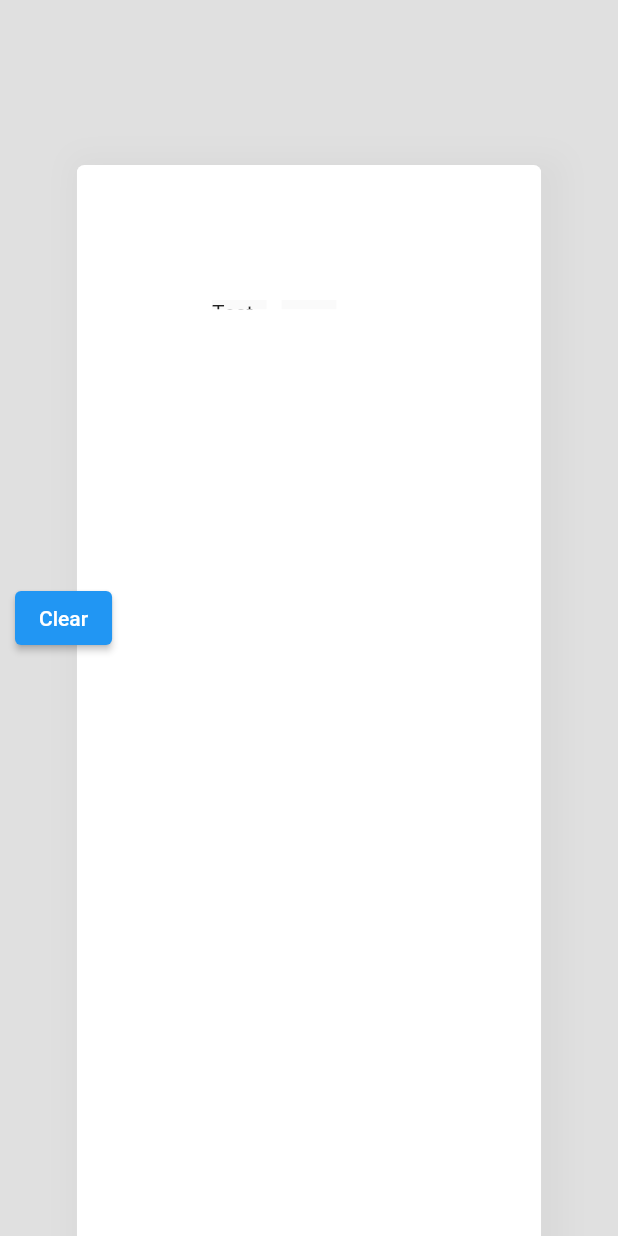
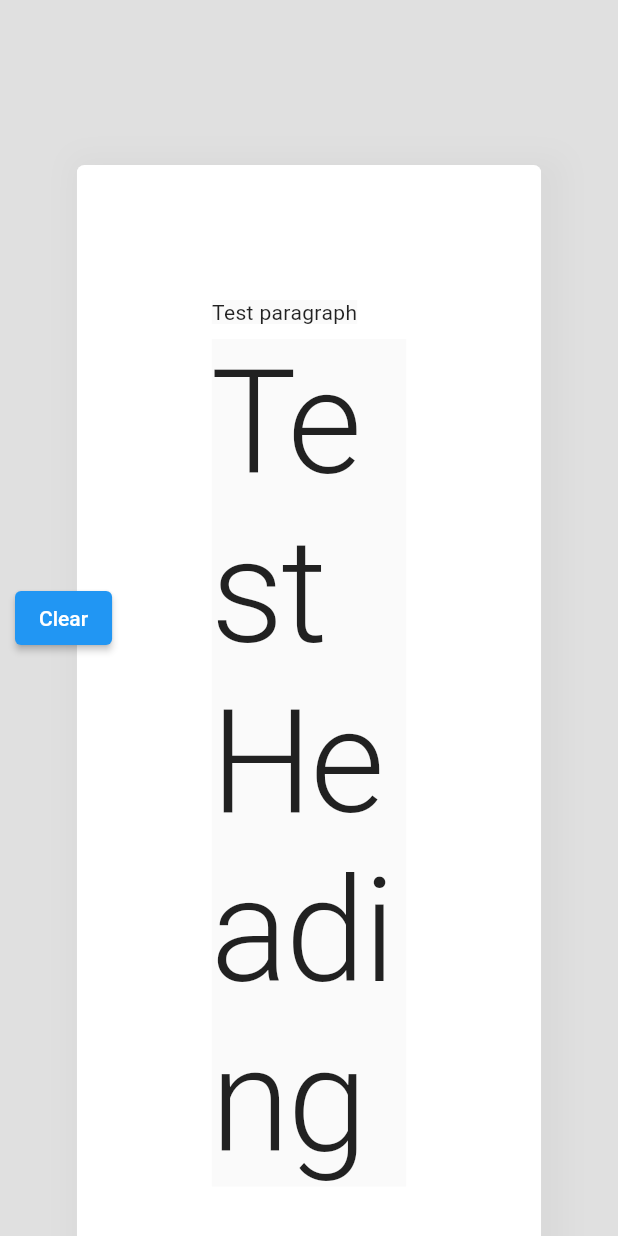
Before and after one commit to jellyie/digitalink_notetaking_app, a Flutter app: the screen it shows after launch, on a phone screen of 412 x 824 dp. Run offline on Flutter 3.47's test engine with Material 2 defaults, Android fonts, the phone set to English and light mode, and no system bars; drawn by our look-alikes of reorderable_grid_view, reorderables; our stand-ins replace flutter_riverpod, freezed_annotation; missing offline and left inert: google_ml_kit.

Commit message:
Working on table

```diff
--- a/lib/features/canvas/models/canvas_notifier.dart
+++ b/lib/features/canvas/models/canvas_notifier.dart
@@ -167,6 +167,7 @@ class CanvasNotifier extends StateNotifier<CanvasState> {
     }
 
     try {
+      if (points.isNotEmpty) {
         final candidates =
             await _digitalInkRecogniser.readText(points, _language);
         _recogniseText = (candidates.first).text;
@@ -175,6 +176,7 @@ class CanvasNotifier extends StateNotifier<CanvasState> {
         // store the first 5 candidates
         for (int i = 0; i < 5; i++) {
           _candidatesList.add(candidates[i].text);
+        }
       }
     } catch (e) {
       debugPrint(e.toString());
--- a/lib/features/canvas/models/widgets/models/widget/widget.dart
+++ b/lib/features/canvas/models/widgets/models/widget/widget.dart
@@ -1,3 +1,4 @@
+import '../../widget_library/table_widget.dart';
 import 'package:flutter/material.dart';
 import 'package:freezed_annotation/freezed_annotation.dart';
 import 'package:flutter/foundation.dart';
@@ -129,7 +130,7 @@ class Widget with _$Widget {
       bulletedList: (b) => const Text('Placeholder for bulleted list'),
 
       /// Return a Table Widget
-      table: (t) => const Text('Placeholder for table'),
+      table: (t) => const TableWidget(),
 
       /// Return an Image Widget
       image: (i) => const Text('Placeholder for image'),
--- a/lib/features/canvas/models/widgets/widget_notifier.dart
+++ b/lib/features/canvas/models/widgets/widget_notifier.dart
@@ -1,5 +1,4 @@
 import 'package:flutter/material.dart';
-
 import 'models/widget/widget.dart' as our;
 import 'package:flutter_riverpod/flutter_riverpod.dart';
 import 'models/widget_list/widget_list.dart';
--- a/lib/features/canvas/ui/canvas_ui.dart
+++ b/lib/features/canvas/ui/canvas_ui.dart
@@ -42,7 +42,7 @@ class CanvasUI extends ConsumerWidget {
                           child: GestureDetector(
                             behavior: HitTestBehavior.translucent,
                             child: IgnorePointer(
-                              ignoring: notifier.ignore,
+                              ignoring: true,
                               child: RepaintBoundary(
                                 key: notifier.globalkey,
                                 child: Container(
@@ -75,7 +75,7 @@ class CanvasUI extends ConsumerWidget {
                           width: MediaQuery.of(context).size.width * 0.8,
                           height: MediaQuery.of(context).size.height * 1.5,
                           child: IgnorePointer(
-                            ignoring: !notifier.ignore,
+                            ignoring: false,
                             child: WidgetListBuilder(),
                           ),
                         ),
--- a/lib/features/canvas/ui/components/widget_list_builder.dart
+++ b/lib/features/canvas/ui/components/widget_list_builder.dart
@@ -2,7 +2,7 @@ import '../../models/widgets/models/widget/widget.dart' as our;
 import '../../../../providers.dart';
 import 'package:flutter/material.dart';
 import 'package:flutter_riverpod/flutter_riverpod.dart';
-import 'package:reorderable_grid_view/reorderable_grid_view.dart';
+import 'package:reorderables/reorderables.dart';
 
 class WidgetListBuilder extends ConsumerWidget {
   const WidgetListBuilder({Key? key}) : super(key: key);
@@ -13,6 +13,11 @@ class WidgetListBuilder extends ConsumerWidget {
     final notifier = ref.watch(widgetNotifierProvider.notifier);
     List<our.Widget> list =
         List.from(ref.watch(widgetNotifierProvider).widgets);
+
+    void _onReorder(int oldIndex, int newIndex) {
+      notifier.reorderWidgets(oldIndex, newIndex);
+      canvasNotifier.toggleIgnore();
+    }
 
     Widget buildItem(our.Widget widget) {
       return Material(
@@ -33,7 +38,8 @@ class WidgetListBuilder extends ConsumerWidget {
           // Hover not working here, need to add this function within WidgetNotifier
           onHover: (hovering) {},
           // Show candidates when it's the selected widget
-          onLongPress: () {
+          onDoubleTap: () {
+            debugPrint('double tap');
             List<String> candidatesList = canvasNotifier.candidatesList;
 
             // Check if the widget is selected and candidates exist
@@ -56,19 +62,28 @@ class WidgetListBuilder extends ConsumerWidget {
       );
     }
 
-    return Center(
-      child: ReorderableGridView.count(
-        padding: const EdgeInsets.all(100.0),
-        crossAxisCount: 3,
-        crossAxisSpacing: 10.0,
-        mainAxisSpacing: 10.0,
-        childAspectRatio: 6,
-        onReorder: (oldIndex, newIndex) {
-          notifier.reorderWidgets(oldIndex, newIndex);
-          canvasNotifier.toggleIgnore();
-        },
-        children: list.map((e) => buildItem(e)).toList(),
-      ),
+    final ver1 = ReorderableWrap(
+      spacing: 10.0,
+      runSpacing: 10.0,
+      minMainAxisCount: 1,
+      maxMainAxisCount: 3,
+      padding: const EdgeInsets.all(100.0),
+      children: list.map((e) => buildItem(e)).toList(),
+      onReorder: _onReorder,
     );
+
+    // final ver2 = ReorderableGridView.count(
+    //   padding: const EdgeInsets.all(100.0),
+    //   crossAxisCount: 3,
+    //   crossAxisSpacing: 10.0,
+    //   mainAxisSpacing: 10.0,
+    //   childAspectRatio: 1,
+    //   onReorder: (oldIndex, newIndex) {
+    //     notifier.reorderWidgets(oldIndex, newIndex);
+    //     canvasNotifier.toggleIgnore();
+    //   },
+    //   children: list.map((e) => buildItem(e)).toList(),
+    // );
+    return ver1;
   }
 }
--- a/pubspec.yaml
+++ b/pubspec.yaml
@@ -18,8 +18,7 @@ dependencies:
   flutter_riverpod: ^1.0.0
   freezed_annotation: ^0.15.0
   reorderable_grid_view: ^2.0.0-alpha.1
-  transparent_pointer: ^1.0.0
-  dotted_border: ^2.0.0+1
+  reorderables: ^0.4.1
 
 dev_dependencies:
   flutter_test:
```
Also changed, not shown: lib/features/canvas/models/widgets/widget_library/table.dart (added, +114 -0 lines), lib/features/canvas/models/widgets/widget_library/table_widget.dart (added, +40 -0 lines), pubspec.lock. Lines whose indentation alone changed are shown as unchanged.
